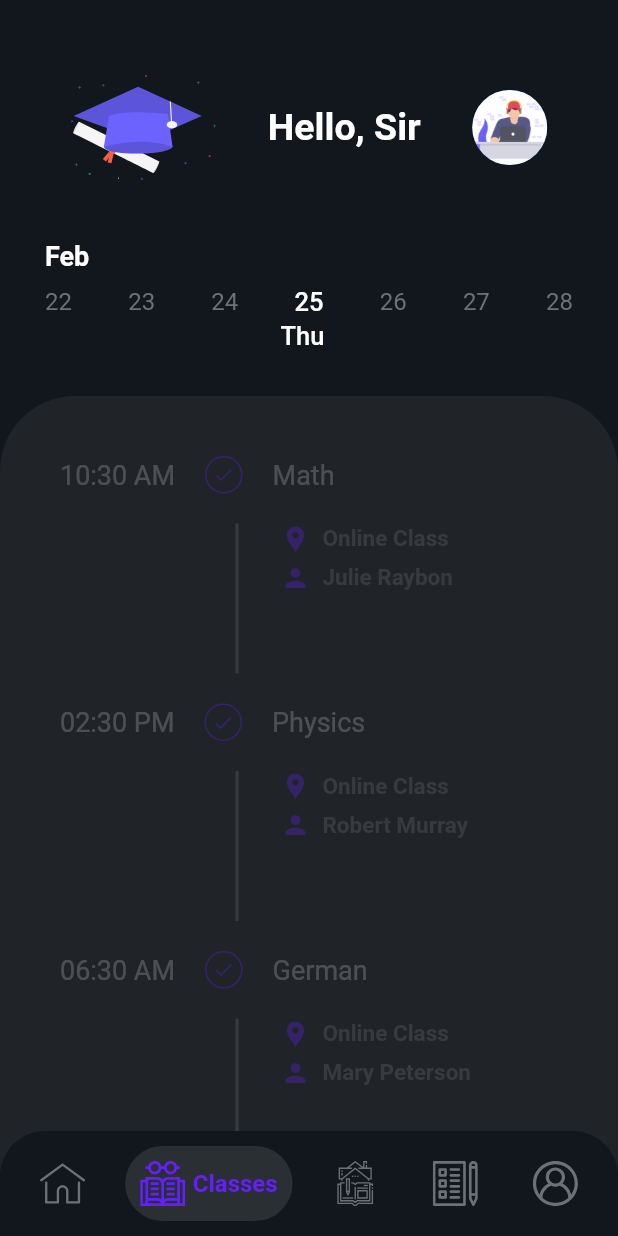
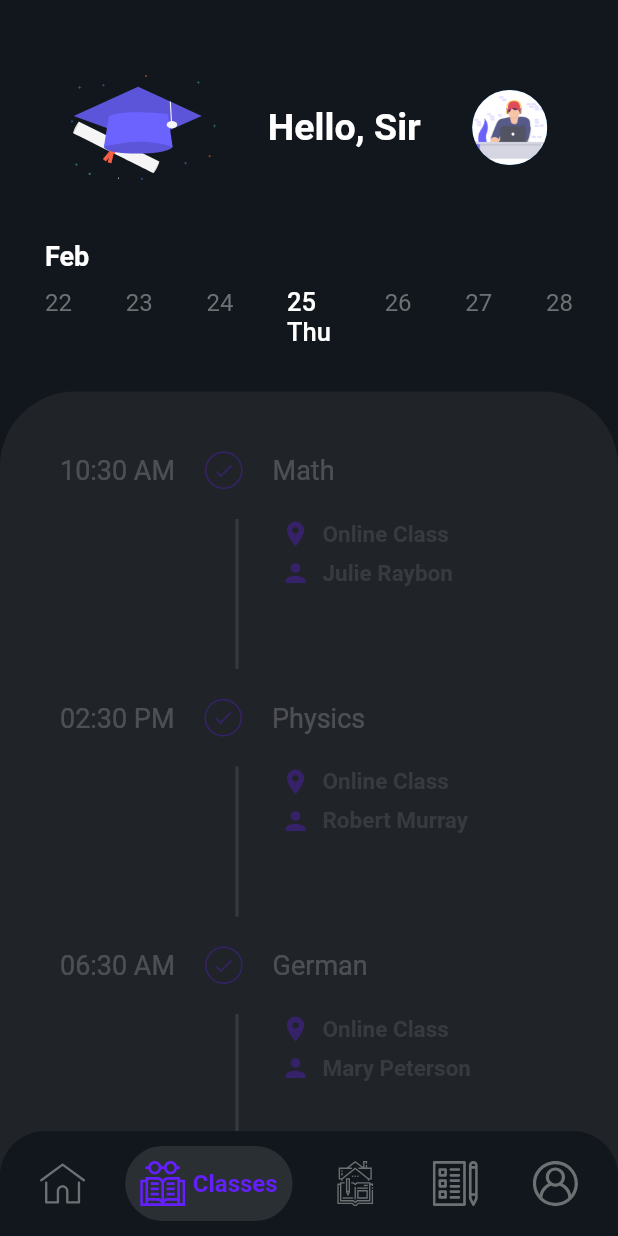
Before and after one commit to avinashkranjan/Friday, a Flutter app: the BottomNavigation screen opened directly, swiped to page 2, on a phone screen of 412 x 824 dp. Run offline on Flutter 3.47's test engine with Material 2 defaults, Android fonts, the phone set to English and light mode, and no system bars; our stand-ins replace cloud_firestore, firebase_auth, firebase_core, flutter_icons, flutter_svg, fluttertoast; accounts and stored records are empty.

```diff
--- a/lib/screens/classes_screen.dart
+++ b/lib/screens/classes_screen.dart
@@ -11,6 +11,26 @@ class ClassesScreen extends StatefulWidget {
 
 class _ClassesScreenState extends State<ClassesScreen> {
   final DateTime _today = DateTime.now();
+  int _calenderItemIndex = 0;
+  _setCalenderIndex({@required int index}) {
+    setState(() {
+      _calenderItemIndex = index;
+      print(_calenderItemIndex);
+    });
+  }
+
+  @override
+  void initState() {
+    _calenderItemIndex = 0;
+    super.initState();
+  }
+
+  @override
+  void dispose() {
+    _calenderItemIndex = 0;
+    super.dispose();
+  }
+
   @override
   Widget build(BuildContext context) {
     return ListView(
@@ -33,38 +53,60 @@ class _ClassesScreenState extends State<ClassesScreen> {
               Row(
                 mainAxisAlignment: MainAxisAlignment.spaceBetween,
                 children: <Widget>[
-                  Text(_today.subtract(Duration(days: 3)).day.toString(),
-                      style: kCalendarDay),
-                  Text(_today.subtract(Duration(days: 2)).day.toString(),
-                      style: kCalendarDay),
-                  Text(_today.subtract(Duration(days: 1)).day.toString(),
-                      style: kCalendarDay),
-                  Text(
-                    _today.day.toString(),
-                    style: kCalendarDay.copyWith(
-                      color: Colors.white,
-                      fontSize: 17.0,
-                      fontWeight: FontWeight.w500,
+                  InkWell(
+                    onTap: () => _setCalenderIndex(index: -3),
+                    child: CalenderDateFormatAddition(
+                      dateTime: _today,
+                      dayAdditon: -3,
+                      itemSelected: (_calenderItemIndex == -3) ? true : false,
                     ),
                   ),
-                  Text(_today.add(Duration(days: 1)).day.toString(),
-                      style: kCalendarDay),
-                  Text(_today.add(Duration(days: 2)).day.toString(),
-                      style: kCalendarDay),
-                  Text(_today.add(Duration(days: 3)).day.toString(),
-                      style: kCalendarDay),
+                  InkWell(
+                    onTap: () => _setCalenderIndex(index: -2),
+                    child: CalenderDateFormatAddition(
+                      dateTime: _today,
+                      dayAdditon: -2,
+                      itemSelected: (_calenderItemIndex == -2) ? true : false,
+                    ),
+                  ),
+                  InkWell(
+                    onTap: () => _setCalenderIndex(index: -1),
+                    child: CalenderDateFormatAddition(
+                      dateTime: _today,
+                      dayAdditon: -1,
+                      itemSelected: (_calenderItemIndex == -1) ? true : false,
+                    ),
+                  ),
+                  InkWell(
+                    onTap: () => _setCalenderIndex(index: 0),
+                    child: CalenderDateFormatAddition(
+                      dateTime: _today,
+                      dayAdditon: 0,
+                      itemSelected: (_calenderItemIndex == 0) ? true : false,
+                    ),
+                  ),
+                  InkWell(
+                      onTap: () => _setCalenderIndex(index: 1),
+                      child: CalenderDateFormatAddition(
+                        dateTime: _today,
+                        dayAdditon: 1,
+                        itemSelected: (_calenderItemIndex == 1) ? true : false,
+                      )),
+                  InkWell(
+                      onTap: () => _setCalenderIndex(index: 2),
+                      child: CalenderDateFormatAddition(
+                        dateTime: _today,
+                        dayAdditon: 2,
+                        itemSelected: (_calenderItemIndex == 2) ? true : false,
+                      )),
+                  InkWell(
+                      onTap: () => _setCalenderIndex(index: 3),
+                      child: CalenderDateFormatAddition(
+                        dateTime: _today,
+                        dayAdditon: 3,
+                        itemSelected: (_calenderItemIndex == 3) ? true : false,
+                      )),
                 ],
-              ),
-              Padding(
-                padding: EdgeInsets.only(left: 157.0, top: 3.0),
-                child: Text(
-                  DateFormat.E().format(_today).toString(),
-                  style: TextStyle(
-                    color: Colors.white,
-                    fontSize: 17.0,
-                    fontWeight: FontWeight.w500,
-                  ),
-                ),
               ),
             ],
           ),
@@ -88,3 +130,57 @@ class _ClassesScreenState extends State<ClassesScreen> {
     );
   }
 }
+
+class CalenderDateFormatAddition extends StatelessWidget {
+  final DateTime dateTime;
+  final int dayAdditon;
+  final bool itemSelected;
+  CalenderDateFormatAddition(
+      {@required this.dateTime,
+      @required this.dayAdditon,
+      this.itemSelected = false});
+
+  @override
+  Widget build(BuildContext context) {
+    return AnimatedContainer(
+      duration: Duration(milliseconds: 400),
+      child: RichText(
+        text: TextSpan(children: [
+          TextSpan(
+              text: (dayAdditon > 0)
+                  ? dateTime.add(Duration(days: dayAdditon)).day.toString() +
+                      '\n'
+                  : dateTime
+                          .subtract(Duration(days: dayAdditon * -1))
+                          .day
+                          .toString() +
+                      '\n',
+              style: (itemSelected == true)
+                  ? kCalendarDay.copyWith(
+                      color: Colors.white,
+                      fontSize: 17.0,
+                      fontWeight: FontWeight.w500,
+                    )
+                  : kCalendarDay),
+          TextSpan(
+            text: (itemSelected == true)
+                ? (dayAdditon > 0)
+                    ? DateFormat.E()
+                        .format(dateTime.add(Duration(days: dayAdditon)))
+                        .toString()
+                    : DateFormat.E()
+                        .format(
+                            dateTime.subtract(Duration(days: dayAdditon * -1)))
+                        .toString()
+                : '',
+            style: TextStyle(
+              color: Colors.white,
+              fontSize: 17.0,
+              fontWeight: FontWeight.w500,
+            ),
+          )
+        ]),
+      ),
+    );
+  }
+}
```
